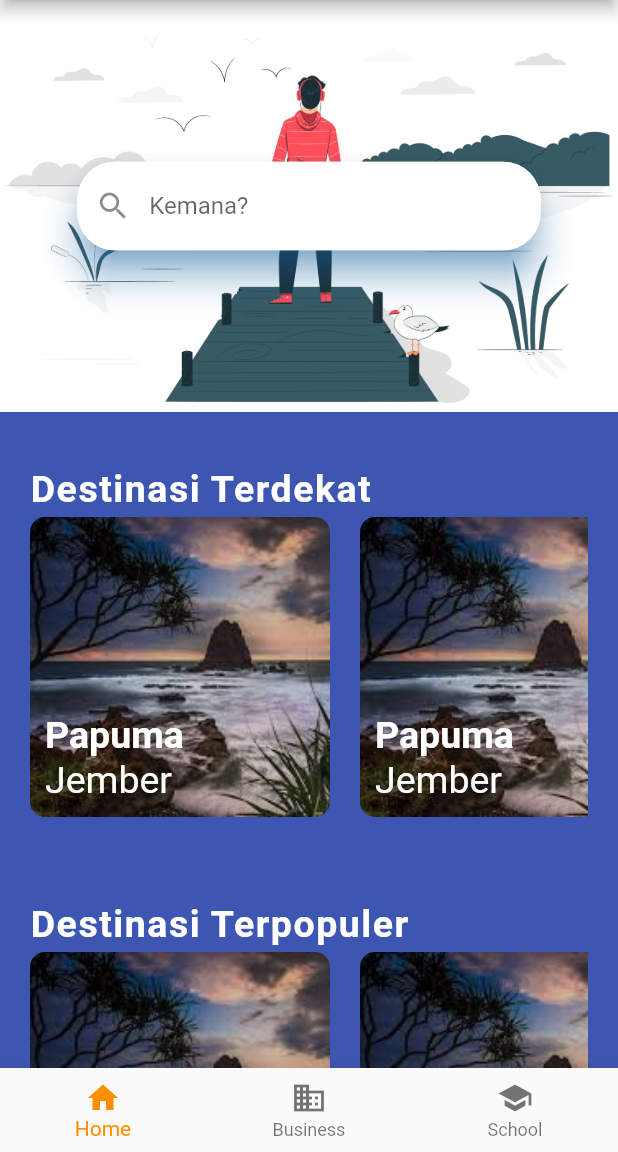
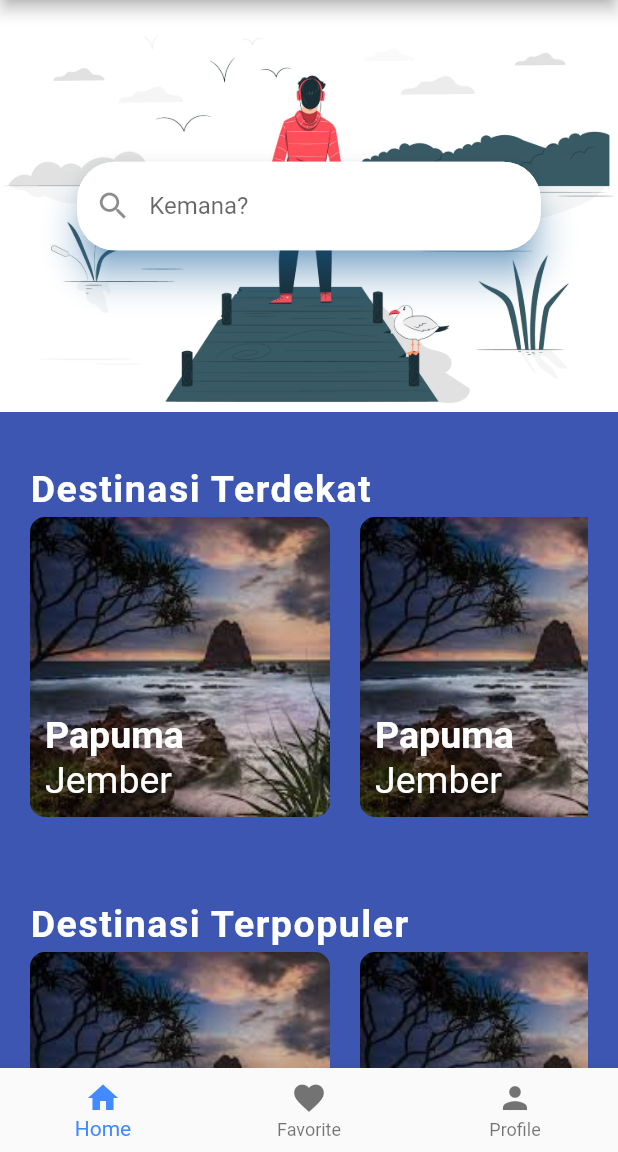
Before and after one commit to riyansetiyadi/UAS_Pemrograman_Berbasis_Mobile, a Flutter app: the Navigation screen opened directly, on a phone screen of 412 x 824 dp, the part 84-1236 px from its top. Run offline on Flutter 3.47's test engine with Material 2 defaults, Android fonts, the phone set to English and light mode, and no system bars; our stand-ins replace flutter_login.

Commit message:
Update navigation.dart

```diff
--- a/nuansa/lib/navigation.dart
+++ b/nuansa/lib/navigation.dart
@@ -50,16 +50,16 @@
             label: 'Home',
           ),
           BottomNavigationBarItem(
-            icon: Icon(Icons.business),
-            label: 'Business',
+            icon: Icon(Icons.favorite),
+            label: 'Favorite',
           ),
           BottomNavigationBarItem(
-            icon: Icon(Icons.school),
-            label: 'School',
+            icon: Icon(Icons.person),
+            label: 'Profile',
           ),
         ],
         currentIndex: _selectedIndex,
-        selectedItemColor: Colors.amber[800],
+        selectedItemColor: Colors.blueAccent,
         onTap: _onItemTapped,
       ),
     );
```
